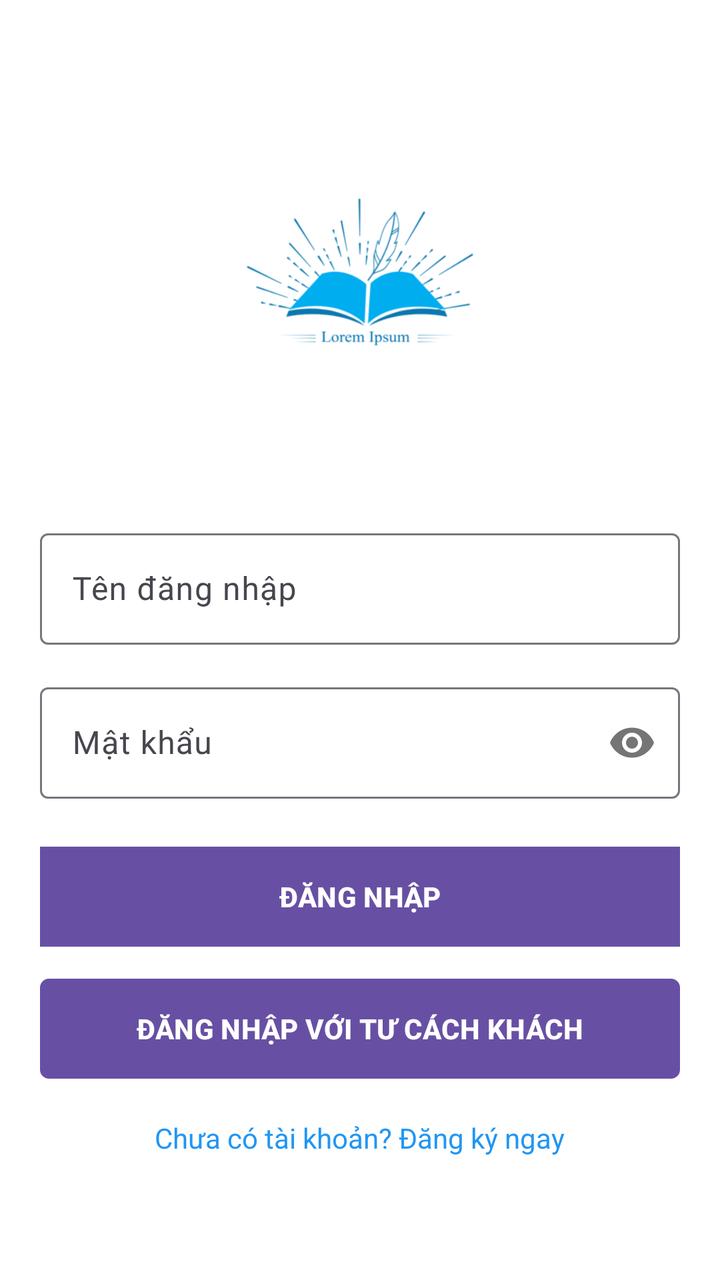
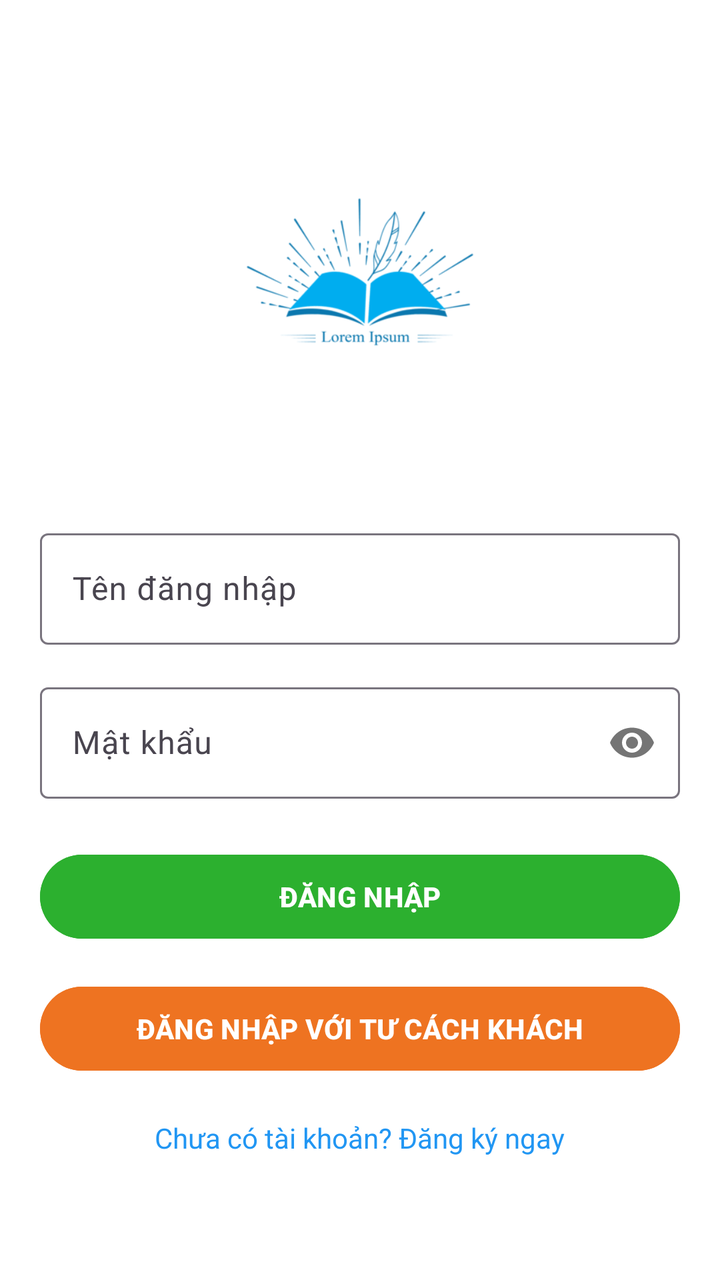

The first picture is an Android layout as it rendered before a commit; the second is the same layout after the commit. The layout source and the unified diff follow.
<!-- AndroidManifest.xml: application theme Theme.BookApp -->
<!-- res/layout/activity_login.xml -->
<?xml version="1.0" encoding="utf-8"?>
<LinearLayout xmlns:android="http://schemas.android.com/apk/res/android"
    xmlns:app="http://schemas.android.com/apk/res-auto"
    android:layout_width="match_parent"
    android:layout_height="match_parent"
    android:orientation="vertical"
    android:padding="20dp"
    android:gravity="center"
    android:background="@color/white">

    <ImageView
        android:id="@+id/imgLogo"
        android:layout_width="150dp"
        android:layout_height="150dp"
        android:src="@drawable/logo"
        android:layout_marginBottom="50dp"
        android:contentDescription="Logo cửa hàng"
        android:adjustViewBounds="true"
        android:scaleType="fitCenter" />











    
    <com.google.android.material.textfield.TextInputLayout
        android:layout_width="match_parent"
        android:layout_height="wrap_content"
        android:layout_marginBottom="16dp">

        <com.google.android.material.textfield.TextInputEditText
            android:id="@+id/etUsername"
            android:layout_width="match_parent"
            android:layout_height="wrap_content"
            android:hint="Tên đăng nhập"
            android:inputType="text" />

    </com.google.android.material.textfield.TextInputLayout>

    
    <com.google.android.material.textfield.TextInputLayout
        android:layout_width="match_parent"
        android:layout_height="wrap_content"
        android:layout_marginBottom="24dp"
        app:passwordToggleEnabled="true">
        <com.google.android.material.textfield.TextInputEditText
        android:id="@+id/etPassword"
        android:layout_width="match_parent"
        android:layout_height="wrap_content"
        android:hint="Mật khẩu"
        android:inputType="textPassword" />
    </com.google.android.material.textfield.TextInputLayout>

    
    <Button
        android:id="@+id/btnLogin"
        android:layout_width="match_parent"
        android:layout_height="50dp"
        android:text="ĐĂNG NHẬP"
        android:textColor="@color/white"
        android:background="@color/black"
        android:textStyle="bold"
        android:layout_marginBottom="16dp" />

    
    <Button
        android:id="@+id/btnGuest"
        android:layout_width="match_parent"
        android:layout_height="50dp"
        android:text="ĐĂNG NHẬP VỚI TƯ CÁCH KHÁCH"
        android:textColor="@color/white"
        android:background="@drawable/button_border"
        android:textStyle="bold" />

    
    <TextView
        android:id="@+id/tvRegister"
        android:layout_width="wrap_content"
        android:layout_height="wrap_content"
        android:text="Chưa có tài khoản? Đăng ký ngay"
        android:textColor="@color/blue"
        android:textSize="14sp"
        android:layout_marginTop="20dp"
        android:clickable="true"
        android:focusable="true" />

</LinearLayout>
<!-- resources referenced by this layout -->
<resources>
  <color name="black">#FF000000</color>
  <color name="blue">#FF2196F3</color>
  <color name="white">#FFFFFFFF</color>
  <!-- drawable button_border (drawable) -->
  <?xml version="1.0" encoding="utf-8"?>
  <shape xmlns:android="http://schemas.android.com/apk/res/android"
      android:shape="rectangle">
      <stroke
          android:width="1dp"
          android:color="@color/black" />
      <solid
          android:color="@color/white" />
      <corners
          android:radius="4dp" />
  </shape>
  <!-- drawable logo: png bitmap (drawable, 6122 bytes) -->
  <style name="Theme.BookApp" parent="Base.Theme.BookApp" />
  <style name="Base.Theme.BookApp" parent="Theme.Material3.DayNight.NoActionBar">
          
          
      </style>
</resources>

<!-- the commit's change to res/layout/activity_login.xml (unified diff, before → after) -->
@@ -58,24 +58,25 @@
     </com.google.android.material.textfield.TextInputLayout>
 
     
+
+    
     <Button
         android:id="@+id/btnLogin"
         android:layout_width="match_parent"
         android:layout_height="50dp"
+        android:layout_marginBottom="16dp"
+        android:backgroundTint="#2cb02f"
         android:text="ĐĂNG NHẬP"
         android:textColor="@color/white"
-        android:background="@color/black"
-        android:textStyle="bold"
-        android:layout_marginBottom="16dp" />
+        android:textStyle="bold" />
 
-    
     <Button
         android:id="@+id/btnGuest"
         android:layout_width="match_parent"
         android:layout_height="50dp"
         android:text="ĐĂNG NHẬP VỚI TƯ CÁCH KHÁCH"
         android:textColor="@color/white"
-        android:background="@drawable/button_border"
+        android:backgroundTint="#ee7321"
         android:textStyle="bold" />
 
     
<!-- resource entries referenced after the edit -->
@@ -1,20 +1,7 @@
 <!-- resources referenced by this layout -->
 <resources>
-  <color name="black">#FF000000</color>
   <color name="blue">#FF2196F3</color>
   <color name="white">#FFFFFFFF</color>
-  <!-- drawable button_border (drawable) -->
-  <?xml version="1.0" encoding="utf-8"?>
-  <shape xmlns:android="http://schemas.android.com/apk/res/android"
-      android:shape="rectangle">
-      <stroke
-          android:width="1dp"
-          android:color="@color/black" />
-      <solid
-          android:color="@color/white" />
-      <corners
-          android:radius="4dp" />
-  </shape>
   <!-- drawable logo: png bitmap (drawable, 6122 bytes) -->
   <style name="Theme.BookApp" parent="Base.Theme.BookApp" />
   <style name="Base.Theme.BookApp" parent="Theme.Material3.DayNight.NoActionBar">
